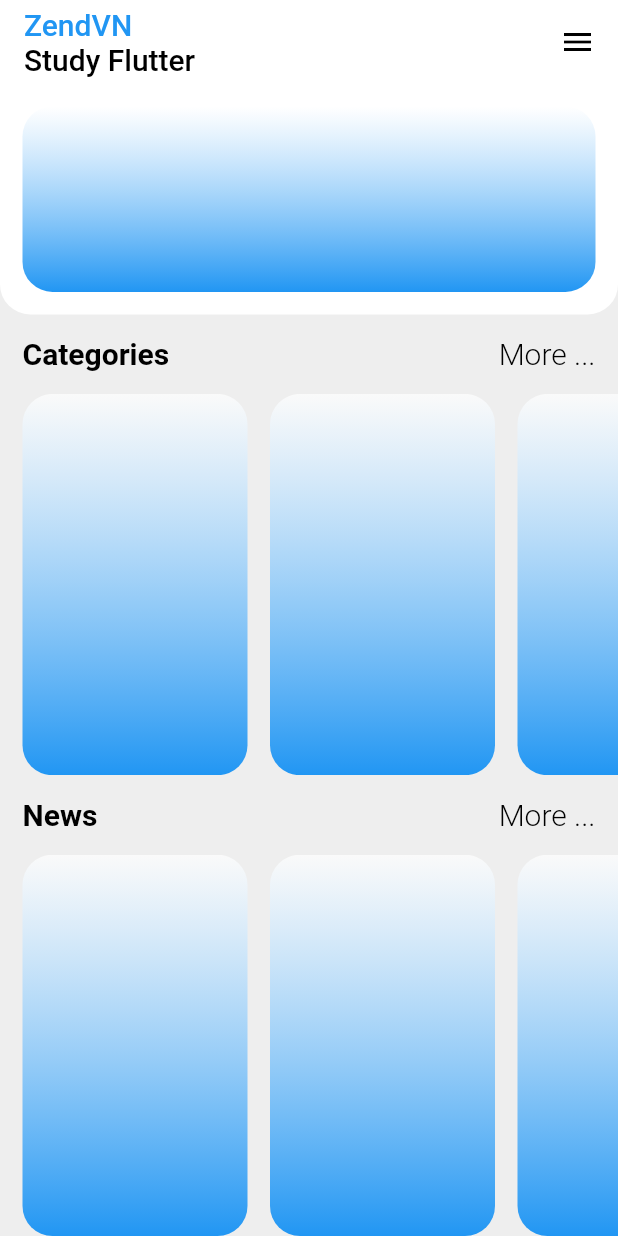
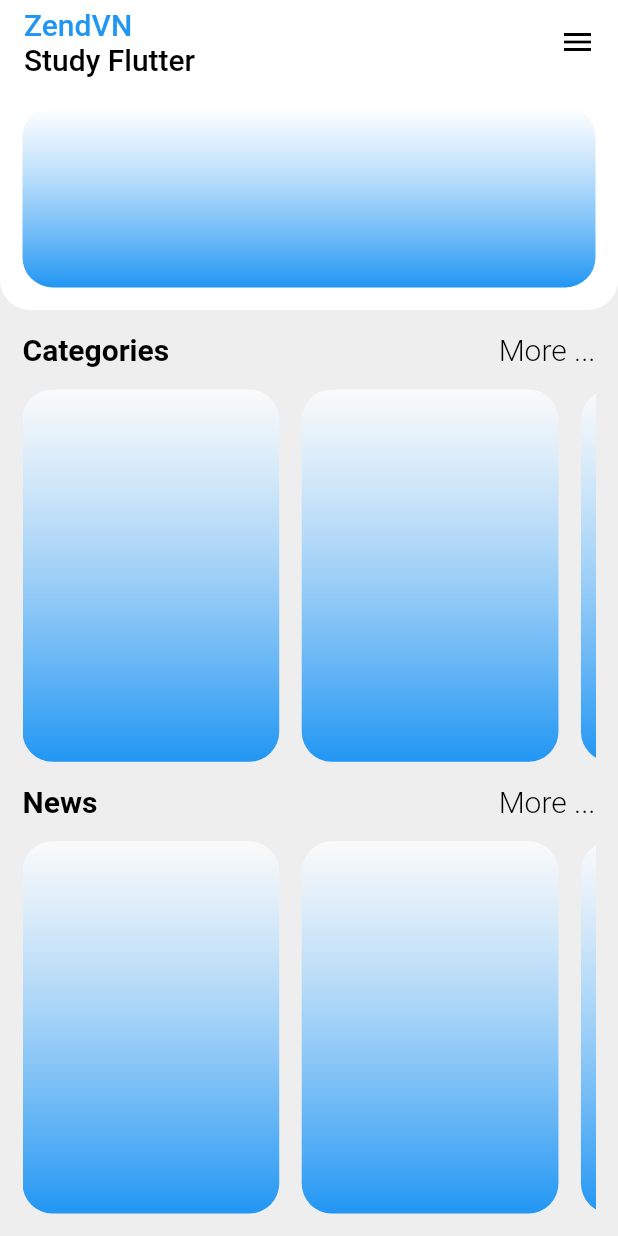
Before and after one commit to bhtri/zendvn_flutter_online, a Flutter app: the screen it shows after launch, on a phone screen of 412 x 824 dp. Run offline on Flutter 3.47's test engine with Material 2 defaults, Android fonts, the phone set to English and light mode, and no system bars.

Commit message:
⚡️ edit bt02 - AspectRatio

```diff
--- a/lib/page/bt02.dart
+++ b/lib/page/bt02.dart
@@ -17,8 +17,7 @@ class BT02 extends StatelessWidget {
           crossAxisAlignment: CrossAxisAlignment.start,
           children: [
             Text('ZendVN', style: TextStyle(color: Colors.blue, fontSize: 20)),
-            Text('Study Flutter',
-                style: TextStyle(color: Colors.black, fontSize: 20)),
+            Text('Study Flutter', style: TextStyle(color: Colors.black, fontSize: 20)),
           ],
         ),
         actions: const [
@@ -37,11 +36,9 @@ class BT02 extends StatelessWidget {
             flex: 2,
             child: Container(
               padding: const EdgeInsets.all(kPadding),
-              width: double.infinity,
               decoration: const BoxDecoration(
                 color: Colors.white,
-                borderRadius:
-                    BorderRadius.vertical(bottom: Radius.circular(20)),
+                borderRadius: BorderRadius.vertical(bottom: Radius.circular(20)),
               ),
               child: Container(
                 decoration: const BoxDecoration(
@@ -57,7 +54,6 @@ class BT02 extends StatelessWidget {
                     Radius.circular(20),
                   ),
                 ),
-                width: double.infinity,
               ),
             ),
           ),
@@ -69,6 +65,9 @@ class BT02 extends StatelessWidget {
             flex: 4,
             child: Body(name: 'News'),
           ),
+          const SizedBox(
+            height: kPadding,
+          )
         ],
       ),
     );
@@ -107,10 +106,13 @@ class Body extends StatelessWidget {
         ),
         const SizedBox(height: kPadding),
         Expanded(
+          child: Padding(
+            padding: const EdgeInsets.symmetric(horizontal: kPadding),
             child: ListView.builder(
-            padding: const EdgeInsets.only(left: kPadding),
               itemBuilder: (context, index) {
-              return Container(
+                return AspectRatio(
+                  aspectRatio: 3 / 4,
+                  child: Container(
                     margin: const EdgeInsets.only(right: kPadding),
                     decoration: const BoxDecoration(
                       gradient: LinearGradient(
@@ -125,13 +127,14 @@ class Body extends StatelessWidget {
                         Radius.circular(20),
                       ),
                     ),
-                width: 150,
+                  ),
                 );
               },
               itemCount: 10,
               scrollDirection: Axis.horizontal,
             ),
           ),
+        ),
       ],
     );
   }
```
Lines whose indentation alone changed are shown as unchanged.
